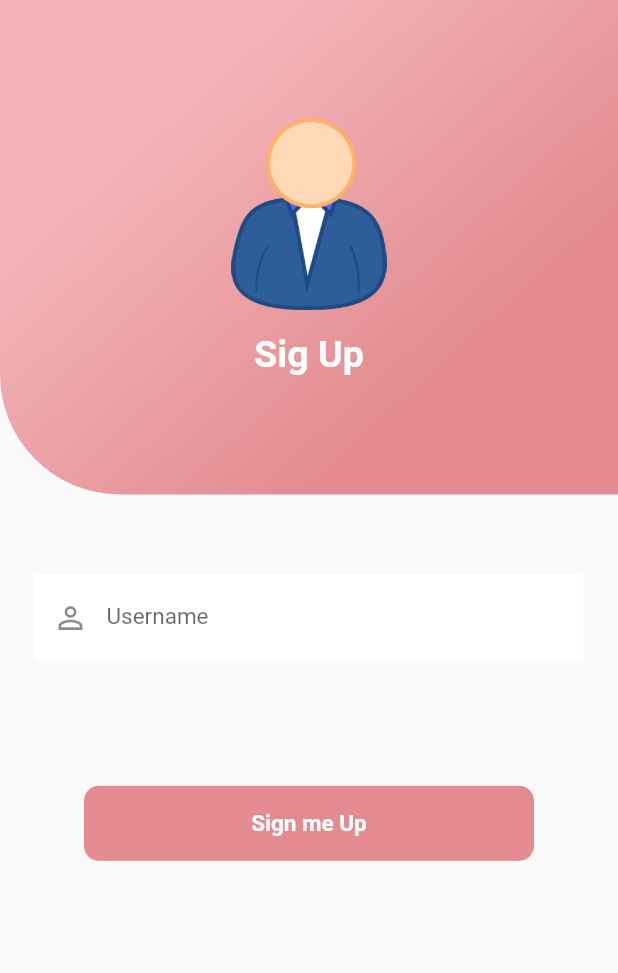
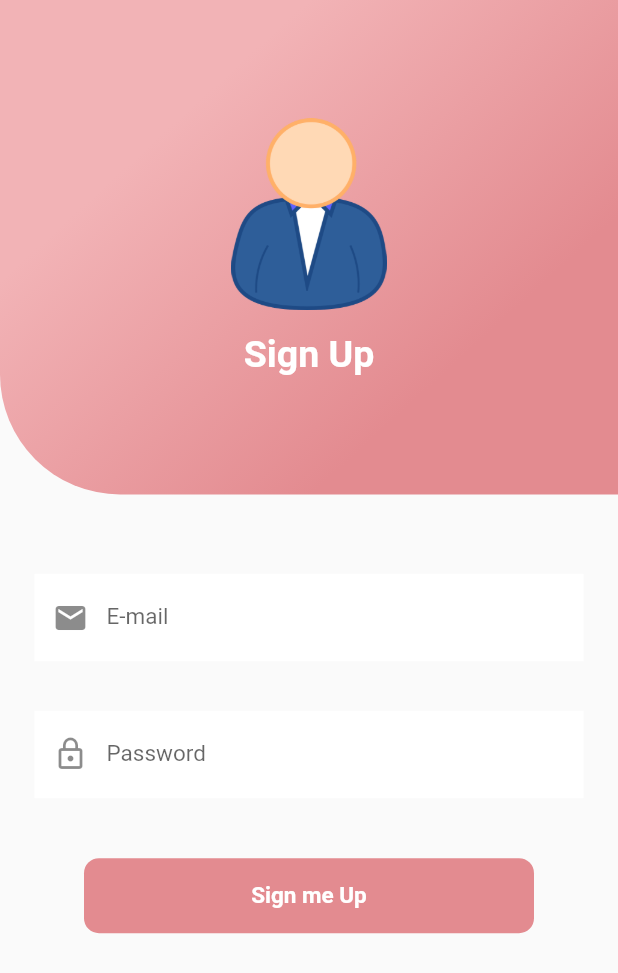
Before and after one commit to Yordy014/login, a Flutter app: the SignUp screen opened directly, on a phone screen of 412 x 824 dp. Shown: the top 973 px of the screen. Run offline on Flutter 3.47's test engine with Material 2 defaults, Android fonts, the phone set to English and light mode, and no system bars; our stand-ins replace curved_navigation_bar; network calls fail.

Commit message:
Added UI

```diff
--- a/lib/screens/SignUp.dart
+++ b/lib/screens/SignUp.dart
@@ -57,7 +57,7 @@ class SignUp extends StatelessWidget {
                       Padding(
                         padding: const EdgeInsets.only(top: 15),
                         child: Text(
-                          'Sig Up',
+                          'Sign Up',
                           style: TextStyle(
                               fontSize: 25,
                               color: Colors.white,
@@ -72,17 +72,32 @@ class SignUp extends StatelessWidget {
             Padding(
               padding: EdgeInsets.all(23),
               child: Padding(
-                padding: EdgeInsets.fromLTRB(0, 30, 0, 20),
+                padding: EdgeInsets.fromLTRB(0, 30, 0, 10),
                 child: Container(
                   color: Colors.white,
                   child: TextFormField(
                     style: TextStyle(color: darker),
                     decoration: InputDecoration(
                         border: InputBorder.none,
-                        labelText: 'Username',
-                        prefixIcon: Icon(Icons.person_outline),
+                        labelText: 'E-mail',
+                        prefixIcon: Icon(Icons.email),
                         labelStyle: TextStyle(fontSize: 15)),
                   ),
+                ),
+              ),
+            ),
+            Padding(
+              padding: const EdgeInsets.fromLTRB(23, 0, 23, 0),
+              child: Container(
+                color: Colors.white,
+                child: TextFormField(
+                  obscureText: true,
+                  style: TextStyle(color: darker),
+                  decoration: InputDecoration(
+                      border: InputBorder.none,
+                      labelText: 'Password',
+                      prefixIcon: Icon(Icons.lock_outline),
+                      labelStyle: TextStyle(fontSize: 15)),
                 ),
               ),
             ),
```
Also changed, not shown: lib/screens/LogIn.dart (+17 -6 lines), lib/screens/frontend/profile_settings.dart (added, +70 -0 lines), lib/screens/frontend/settings.dart (+14 -3 lines).
